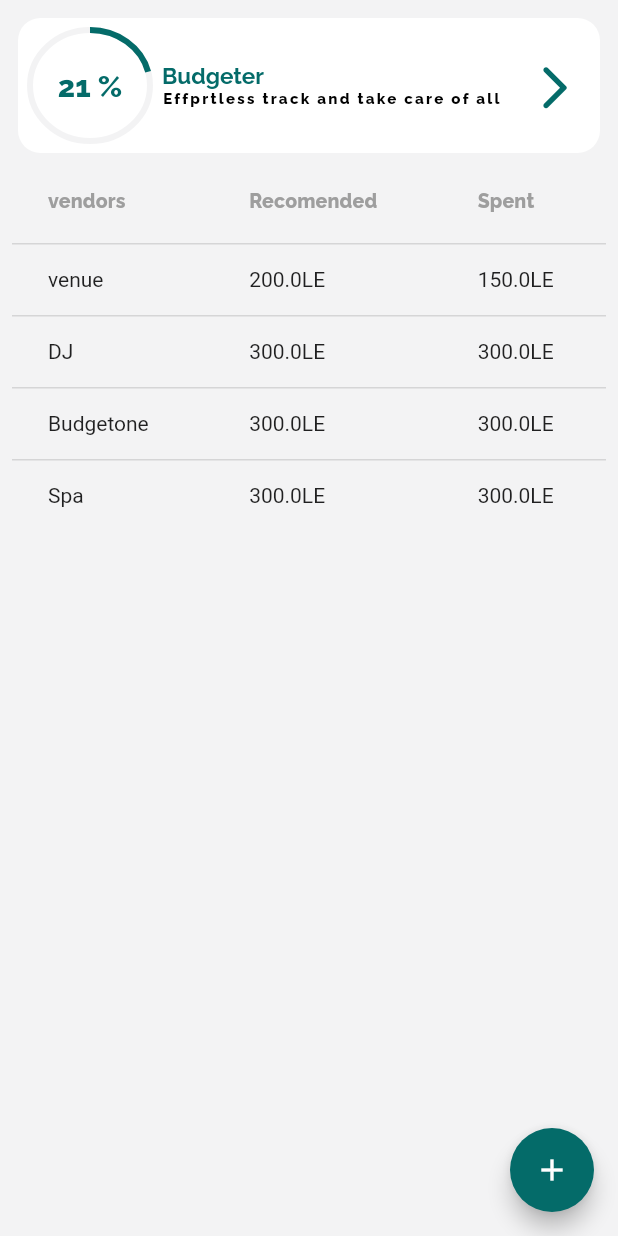
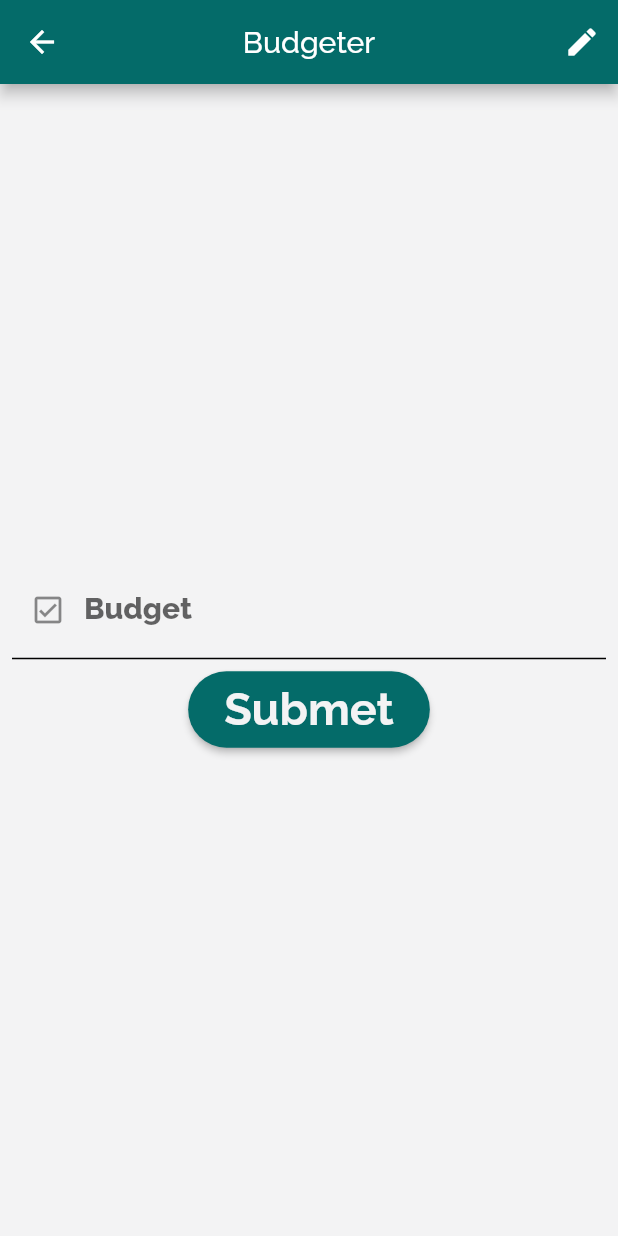
Before and after one commit to AlameerAshraf/mobile-app, a Flutter app: the BudgeterScren screen opened by its route, on a phone screen of 412 x 824 dp. Run offline on Flutter 3.47's test engine with Material 2 defaults, Android fonts, the phone set to English and light mode, and no system bars; our stand-ins replace cached_network_image, carousel_slider, flutter_html, flutter_rating_bar, flutter_speed_dial, font_awesome_flutter and 5 more; missing offline and left inert: flutter_brand_icons, flutter_facebook_auth; accounts and stored records are empty.

Commit message:
add enter budget to budgeter

```diff
--- a/lib/components/check_list_card_view.dart
+++ b/lib/components/check_list_card_view.dart
@@ -12,7 +12,7 @@ class CheckListCardView extends StatelessWidget {
     @required this.percent,
     @required this.title,
     @required this.description,
-    @required this.onPressed,
+    this.onPressed,
   });
 
   @override
--- a/lib/main.dart
+++ b/lib/main.dart
@@ -22,6 +22,7 @@ import 'package:weds360/pages/messeges/view/messeges_screen.dart';
 
 import 'package:weds360/pages/onbording/view/onbording_screen.dart';
 import 'package:weds360/pages/profile/view/profile_screen.dart';
+import 'package:weds360/pages/registry/view/registry_screen.dart';
 import 'package:weds360/pages/settings/view/settings_screen.dart';
 import 'package:weds360/pages/signup/view/signup_screen.dart';
 import 'package:weds360/pages/single_blog/view/single_blog_provider.dart';
@@ -178,6 +179,7 @@ class MyApp extends StatelessWidget {
           SingleVendorScreen.id: (context) => SingleVendorScreen(),
           SingleBlogScreen.id: (context) => SingleBlogScreen(),
           BudgeterScren.id: (context) => BudgeterScren(),
+          RegistryScreen.id: (context) => RegistryScreen(),
         },
       ),
     );
--- a/lib/pages/budgeter/view/budgeter_provider.dart
+++ b/lib/pages/budgeter/view/budgeter_provider.dart
@@ -4,10 +4,9 @@ import 'package:weds360/pages/budgeter/models/budget_item.dart';
 import 'package:weds360/pages/home/view/home_provider.dart';
 
 class BudgeterProvider extends ChangeNotifier {
-  int _budget = 5000;
+  int budget;
   int newBudget;
   bool isValide = true;
-  int get budget => _budget;
 
   List<BudgetItem> budgetItems = [
     BudgetItem(
@@ -57,11 +56,20 @@ class BudgeterProvider extends ChangeNotifier {
     'ijinio',
   ];
   String selctedVendor;
-  void onChangeBudget(int value) {
-    newBudget = null;
-    _budget = value;
+  void onChangeBudget(String value) {
+    newBudget = int.parse(value);
 
     notifyListeners();
+  }
+
+  void onSubmetBudget() {
+    if (newBudget == null) {
+      print('NO');
+    } else {
+      budget = newBudget;
+
+      notifyListeners();
+    }
   }
 
   void onSelctedVendor(String vendor) {
@@ -80,7 +88,8 @@ class BudgeterProvider extends ChangeNotifier {
       totalSpent += item.spent;
     }
 
-    home.budgeterPersintege(totalSpent / _budget);
+    home.budgeterPersintege(totalSpent / budget);
+    notifyListeners();
   }
 
   void onSubmetedbudget(BudgetItem budgetItem, double spent) {
--- a/lib/pages/budgeter/view/budgeter_screen.dart
+++ b/lib/pages/budgeter/view/budgeter_screen.dart
@@ -2,11 +2,13 @@ import 'package:flutter/cupertino.dart';
 import 'package:flutter/material.dart';
 import 'package:provider/provider.dart';
 import 'package:weds360/components/check_list_card_view.dart';
+import 'package:weds360/components/raised_button_costem.dart';
 import 'package:weds360/components/text_field_custem.dart';
 
 import 'package:weds360/core/helpers/Constants.dart';
 import 'package:weds360/pages/budgeter/view/bottom_sheet_badget_item.dart';
 import 'package:weds360/pages/budgeter/view/budgeter_provider.dart';
+import 'package:weds360/pages/budgeter/view/enter_your_budget.dart';
 import 'package:weds360/pages/home/view/home_provider.dart';
 
 class BudgeterScren extends StatefulWidget {
@@ -25,10 +27,54 @@ class _BudgeterScrenState extends State<BudgeterScren> {
     });
 
     return Scaffold(
+      appBar: AppBar(
+        title: Text('Budgeter'),
+        centerTitle: true,
+        actions: [
+          IconButton(
+            icon: Icon(Icons.edit),
+            onPressed: () {
+              showDialog(
+                  context: context,
+                  builder: (context) {
+                    return EnterYourBudget();
+                  });
+            },
+          ),
+        ],
+      ),
       body: SafeArea(
         child: Padding(
           padding: const EdgeInsets.all(kPADDING),
-          child: ListView(
+          child: data.budget == null
+              ? Column(
+                  mainAxisAlignment: MainAxisAlignment.center,
+                  children: [
+                    TextFieldCustem(
+                        label: 'Budget',
+                        prefexIcon: Icons.check_box_outlined,
+                        keyboardType: TextInputType.number,
+                        onChanged: (value) {
+                          print(value);
+
+                          data.onChangeBudget(value);
+                        },
+                        errorMessege: data.isValide ? null : 'enter Budget',
+                        onSubmitted: (_) {
+                          data.onSubmetBudget();
+                        }),
+                    Padding(
+                      padding: const EdgeInsets.all(8.0),
+                      child: RaisedButtonCustem(
+                        title: 'Submet',
+                        onPressed: () {
+                          data.onSubmetBudget();
+                        },
+                      ),
+                    )
+                  ],
+                )
+              : ListView(
                   children: [
                     Consumer<HomeProvider>(builder: (context, value, child) {
                       return CheckListCardView(
@@ -37,7 +83,8 @@ class _BudgeterScrenState extends State<BudgeterScren> {
                         description: value.planner[2].description,
                         onPressed: () {
                           data.changePersenct(value);
-                    });
+                        },
+                      );
                     }),
                     DataTable(
                         showCheckboxColumn: false,
@@ -53,8 +100,10 @@ class _BudgeterScrenState extends State<BudgeterScren> {
                                           context: context,
                                           shape: RoundedRectangleBorder(
                                             borderRadius: BorderRadius.only(
-                                          topLeft: Radius.circular(ROUNDED),
-                                          topRight: Radius.circular(ROUNDED)),
+                                                topLeft:
+                                                    Radius.circular(ROUNDED),
+                                                topRight:
+                                                    Radius.circular(ROUNDED)),
                                           ),
                                           elevation: 5.0,
                                           isScrollControlled: true,
@@ -62,17 +111,21 @@ class _BudgeterScrenState extends State<BudgeterScren> {
                                             return DraggableScrollableSheet(
                                                 expand: false,
                                                 maxChildSize: 0.65,
-                                          builder: (context, scrollControlor) {
+                                                builder:
+                                                    (context, scrollControlor) {
                                                   return BottomSheetBadgetItem(
                                                     budgetItem: e,
-                                              scrollController: scrollControlor,
+                                                    scrollController:
+                                                        scrollControlor,
                                                   );
                                                 });
                                           });
                                     },
                                     cells: [
-                                DataCell(Text(e.title)),
-                                DataCell(Text(e.recomended.toString() + 'LE')),
+                                      DataCell(Text(e.title),
+                                          showEditIcon: true),
+                                      DataCell(
+                                          Text(e.recomended.toString() + 'LE')),
                                       DataCell(Text(e.spent.toString() + 'LE')),
                                     ]))
                             .toList())
@@ -80,7 +133,9 @@ class _BudgeterScrenState extends State<BudgeterScren> {
                 ),
         ),
       ),
-      floatingActionButton: FloatingActionButton(
+      floatingActionButton: data.budget == null
+          ? null
+          : FloatingActionButton(
               backgroundColor: Theme.of(context).primaryColor,
               onPressed: () {
                 showDialog(
--- a/lib/pages/home/view/Homes_page_body.dart
+++ b/lib/pages/home/view/Homes_page_body.dart
@@ -10,6 +10,7 @@ import 'package:weds360/pages/home/view/add_checklist_item_dialog.dart';
 import 'package:weds360/pages/home/view/change_title_dialog.dart';
 import 'package:weds360/pages/home/view/home_provider.dart';
 import 'package:weds360/pages/home/view/profile_section_home.dart';
+import 'package:weds360/pages/registry/view/registry_screen.dart';
 
 class HomePageBody extends StatefulWidget {
   @override
@@ -110,6 +111,7 @@ class _HomePageBodyState extends State<HomePageBody>
                               description: home.planner[index].description,
                               onPressed: () {
                                 if (index == home.planner.length - 1) {
+                                  // CheckList
                                   showModalBottomSheet(
                                       // isScrollControlled:
                                       //     true,
@@ -124,7 +126,7 @@ class _HomePageBodyState extends State<HomePageBody>
                                         return checkList(index);
                                       });
                                 } else if (index == 0) {
-                                  // CheckList
+                                  // GuestList
 
                                 } else if (index == 1) {
                                   // Wedding Webstie
@@ -135,6 +137,8 @@ class _HomePageBodyState extends State<HomePageBody>
                                       context, BudgeterScren.id);
                                 } else if (index == 3) {
                                   // Regestry
+                                  Navigator.pushNamed(
+                                      context, RegistryScreen.id);
                                 }
                               }),
                         );
--- /dev/null
+++ b/lib/pages/registry/view/registry_provider.dart
@@ -0,0 +1,5 @@
+import 'package:flutter/cupertino.dart';
+
+class RegistryProvider extends ChangeNotifier{
+
+}
```
Also changed, not shown: lib/pages/budgeter/view/enter_your_budget.dart (+5 -5 lines), lib/pages/registry/view/registry_screen.dart (added, +35 -0 lines), lib/pages/vendors/view/vendors_screen.dart (+3 -5 lines). Lines whose indentation alone changed are shown as unchanged.
